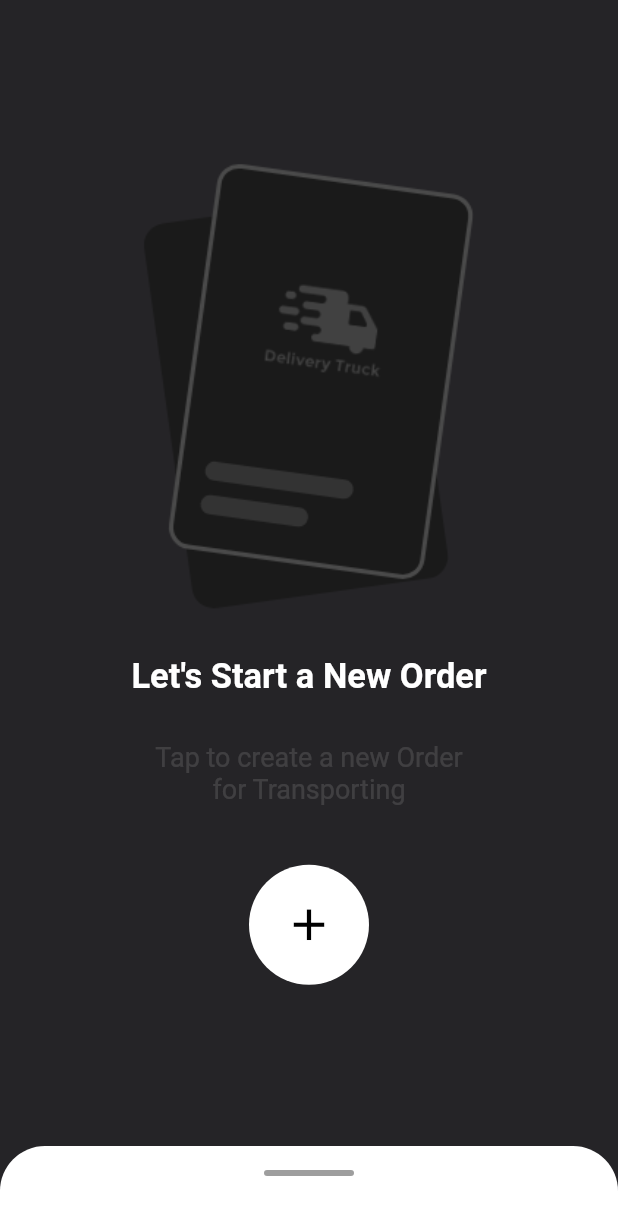
After one commit to The-Graphe-A-Design-Studio/TransporterAppShipper, a Flutter app: the NewTransportingOrder screen opened directly, on a phone screen of 412 x 824 dp. The commit adds this screen. Shown: the top 1229 px of the screen. Run offline on Flutter 3.47's test engine with Material 2 defaults, Android fonts, the phone set to English and light mode, and no system bars; our stand-ins replace carousel_slider, file_picker.

Commit message:
New Transporting Order Page - Done

```diff
--- a/lib/IntroPage.dart
+++ b/lib/IntroPage.dart
@@ -14,7 +14,6 @@ class IntroPage extends StatefulWidget {
 }
 
 class _IntroPageState extends State<IntroPage> {
-
   @override
   void initState() {
     super.initState();
@@ -23,7 +22,7 @@ class _IntroPageState extends State<IntroPage> {
   @override
   Widget build(BuildContext context) {
     return Scaffold(
-        backgroundColor: Colors.black,
+        backgroundColor: Color(0xff252427),
         body: Column(
           children: <Widget>[
             SizedBox(
@@ -65,8 +64,8 @@ class _IntroPageState extends State<IntroPage> {
                             height: MediaQuery.of(context).size.width * 0.35,
                           ),
                           GestureDetector(
-                            onTap: () => Navigator.push(
-                                context, FadeRoute(page: TransporterOptionsPage())),
+                            onTap: () => Navigator.push(context,
+                                FadeRoute(page: TransporterOptionsPage())),
                             child: Container(
                                 decoration: BoxDecoration(
                                   color: Colors.white,
@@ -161,8 +160,7 @@ class _IntroPageState extends State<IntroPage> {
                         ),
                       ),
                     ),
-                )
-              ),
+                  )),
             ),
           ],
         ));
--- /dev/null
+++ b/lib/NewTransportingOrder.dart
@@ -0,0 +1,105 @@
+import 'package:flutter/material.dart';
+
+class NewTransportingOrder extends StatefulWidget {
+  NewTransportingOrder({Key key}) : super(key: key);
+
+  @override
+  _NewTransportingOrderState createState() => _NewTransportingOrderState();
+}
+
+class _NewTransportingOrderState extends State<NewTransportingOrder> {
+  @override
+  void initState() {
+    super.initState();
+  }
+
+  @override
+  Widget build(BuildContext context) {
+    return Scaffold(
+        backgroundColor: Color(0xff252427),
+        body: Scaffold(
+            backgroundColor: Color(0xff252427),
+            body: Column(
+              children: <Widget>[
+                Spacer(),
+                Center(
+                  child: SingleChildScrollView(
+                    child: Center(
+                      child: Column(
+                        mainAxisAlignment: MainAxisAlignment.center,
+                        children: <Widget>[
+                          Image(
+                              image: AssetImage('assets/images/newOrder.png'),
+                              height: 300.0),
+                          SizedBox(
+                            height: 30.0,
+                          ),
+                          Text(
+                            "Let's Start a New Order",
+                            style: TextStyle(
+                              fontSize: 23.0,
+                              fontWeight: FontWeight.bold,
+                              color: Colors.white,
+                            ),
+                          ),
+                          SizedBox(
+                            height: 30.0,
+                          ),
+                          Text("Tap to create a new Order",
+                              style: TextStyle(
+                                color: Colors.white12,
+                                fontSize: 18.0,
+                              )),
+                          Text("for Transporting",
+                              style: TextStyle(
+                                color: Colors.white12,
+                                fontSize: 18.0,
+                              )),
+                          SizedBox(
+                            height: 40.0,
+                          ),
+                          CircleAvatar(
+                            radius: 40.0,
+                            backgroundColor: Colors.white,
+                            child: Icon(
+                              Icons.add,
+                              color: Colors.black,
+                              size: 35.0,
+                            ),
+                          )
+                        ],
+                      ),
+                    ),
+                  ),
+                ),
+                Spacer(),
+                Hero(
+                  tag: 'AnimeBottom',
+                  child: Container(
+                      margin: EdgeInsets.only(bottom: 0),
+                      decoration: BoxDecoration(
+                        color: Colors.white,
+                        borderRadius: BorderRadius.only(
+                            topLeft: Radius.circular(30.0),
+                            topRight: Radius.circular(30.0)),
+                      ),
+                      height: 60.0,
+                      child: Padding(
+                        padding: EdgeInsets.only(top: 16.0),
+                        child: Align(
+                          alignment: Alignment.topCenter,
+                          child: Container(
+                            width: 60.0,
+                            height: 4.0,
+                            decoration: BoxDecoration(
+                              color: Colors.grey,
+                              borderRadius: BorderRadius.circular(30.0),
+                            ),
+                          ),
+                        ),
+                      )),
+                ),
+              ],
+            )));
+  }
+}
--- a/lib/TransporterOptionsPage.dart
+++ b/lib/TransporterOptionsPage.dart
@@ -4,12 +4,11 @@ import 'package:file_picker/file_picker.dart';
 import 'package:flutter/cupertino.dart';
 import 'package:flutter/material.dart';
 import 'package:transportationapp/FadeTransition.dart';
+import 'package:transportationapp/NewTransportingOrder.dart';
 import 'package:transportationapp/RequestTransport.dart';
 
 class TransporterOptionsPage extends StatefulWidget {
-  TransporterOptionsPage({Key key, this.title}) : super(key: key);
-
-  final String title;
+  TransporterOptionsPage({Key key}) : super(key: key);
 
   @override
   _TransporterOptionsPageState createState() => _TransporterOptionsPageState();
@@ -18,8 +17,7 @@ class TransporterOptionsPage extends StatefulWidget {
 enum WidgetMarker { options, credentials, documents, otpVerification, signIn, ownerDetails }
 
 class _TransporterOptionsPageState extends State<TransporterOptionsPage> {
-  WidgetMarker selectedWidgetMarker = WidgetMarker.options;
-  WidgetMarker selectedBottomSheetWidgetMarker = WidgetMarker.options;
+  WidgetMarker selectedWidgetMarker;
 
   final GlobalKey<FormState> _formKeyCredentials = GlobalKey<FormState>();
   final GlobalKey<FormState> _formKeyDocuments = GlobalKey<FormState>();
@@ -62,6 +60,7 @@ class _TransporterOptionsPageState extends State<TransporterOptionsPage> {
   @override
   void initState() {
     super.initState();
+    selectedWidgetMarker = WidgetMarker.options;
     rcDone = false;
     licenceDone = false;
     insuranceDone = false;
@@ -1163,10 +1162,9 @@ class _TransporterOptionsPageState extends State<TransporterOptionsPage> {
                   splashColor: Colors.transparent,
                   onTap: () {
                     if (_formKeySignIn.currentState.validate()) {
-                      final snackBar = SnackBar(
-                        content: Text('Sign In Successful'),
-                      );
-                      Scaffold.of(context).showSnackBar(snackBar);
+                      setState(() {
+                        Navigator.push(context, FadeRoute(page: NewTransportingOrder()));
+                      });
                     }
                   },
                   child: Container(
@@ -1241,6 +1239,14 @@ class _TransporterOptionsPageState extends State<TransporterOptionsPage> {
                 color: Colors.white,
                 fontSize: 40.0,
                 fontWeight: FontWeight.bold),
+          ),
+
+          GestureDetector(
+            onTap: () {
+              Navigator.push(
+                  context, FadeRoute(page: RequestTransport()));
+            },
+            child: Icon(Icons.arrow_forward, size: 30, color: Colors.white,),
           ),
           Spacer(),
         ],
--- a/lib/main.dart
+++ b/lib/main.dart
@@ -1,9 +1,13 @@
 import 'package:flutter/material.dart';
+import 'package:flutter/services.dart';
 import 'package:transportationapp/IntroPage.dart';
 
-void main() {
-  runApp(MyApp());
-}
+void main() async => {
+  WidgetsFlutterBinding.ensureInitialized(),
+  await SystemChrome.setPreferredOrientations(
+  [DeviceOrientation.portraitUp]),
+  runApp(MyApp()),
+};
 
 class MyApp extends StatelessWidget {
 
@@ -14,7 +18,7 @@ class MyApp extends StatelessWidget {
       title: 'Transportation App',
       theme: ThemeData(
         primarySwatch: Colors.blue,
-        primaryColor: Colors.black,
+        primaryColor: Color(0xff252427),
         canvasColor: Colors.transparent,
         accentColor: Colors.black12,
         accentColorBrightness: Brightness.light,
```
Also changed, not shown: assets/images/newOrder.png (added). Lines whose indentation alone changed are shown as unchanged.
